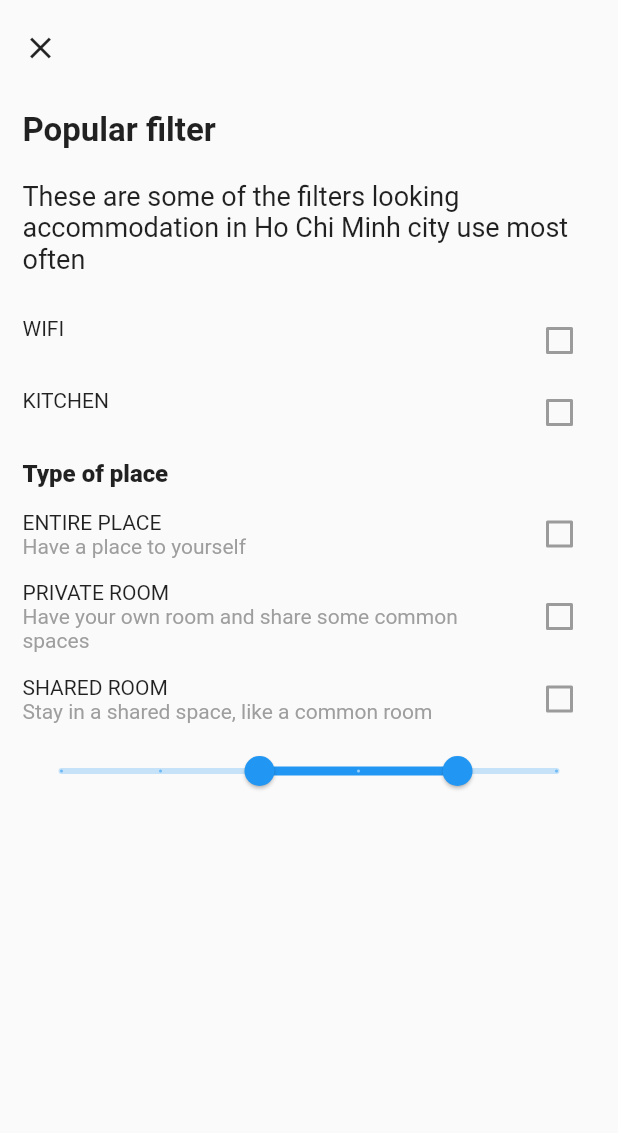
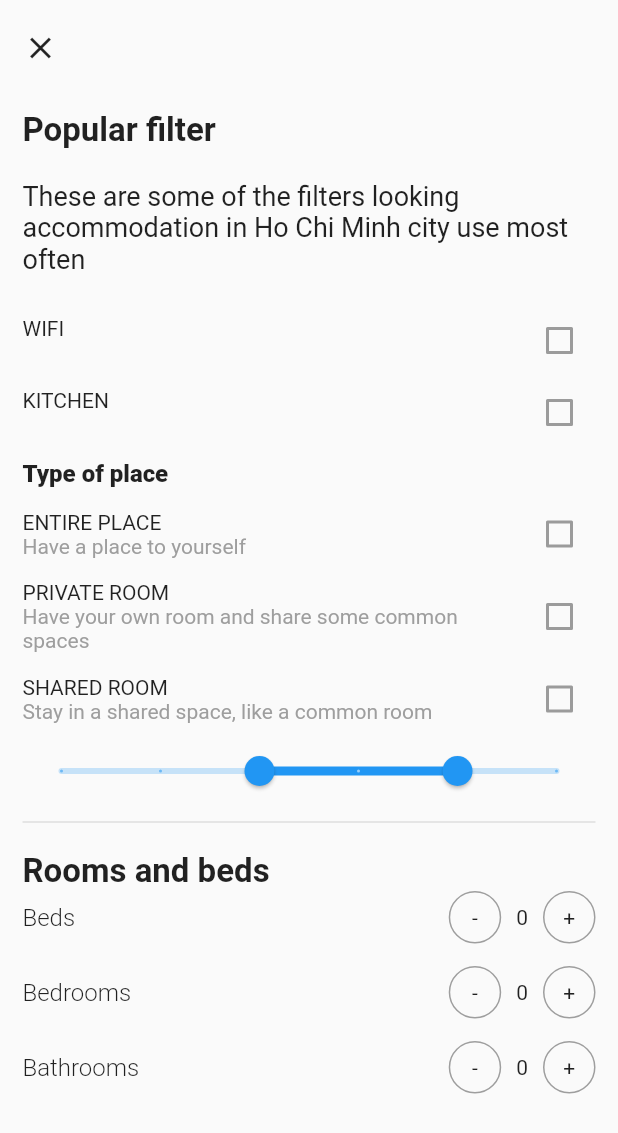
Before and after one commit to duykhanh0409/Graduation_project_book_app, a Flutter app: the SearchScreen screen opened directly, after a tap on "Ho chi minh", after a tap on the "tune" icon, on a phone screen of 412 x 824 dp. Shown: the top 1133 px of the screen. Run offline on Flutter 3.47's test engine with Material 2 defaults, Android fonts, the phone set to English and light mode, and no system bars; our stand-ins replace google_maps_flutter.

Commit message:
init google map api

```diff
--- a/lib/main.dart
+++ b/lib/main.dart
@@ -1,5 +1,9 @@
+import 'dart:async';
+
 import 'package:flutter/material.dart';
+import 'package:google_maps_flutter/google_maps_flutter.dart';
 import 'package:graduation_project_book_app/screens/navigation_screen.dart';
+import 'package:graduation_project_book_app/screens/search/search_screen.dart';
 import 'package:graduation_project_book_app/screens/signIn/signin.dart';
 
 void main() {
--- a/lib/screens/fliter/fliter_screen.dart
+++ b/lib/screens/fliter/fliter_screen.dart
@@ -95,10 +95,79 @@ class _FliterScreenState extends State<FliterScreen> {
                       });
                     },
                   ),
+                  Divider(
+                    thickness: 1,
+                    color: Colors.grey.withOpacity(0.3),
+                    height: 20,
+                  ),
+                  SizedBox(
+                    height: 10,
+                  ),
+                  Text('Rooms and beds',
+                      style:
+                          TextStyle(fontSize: 22, fontWeight: FontWeight.bold)),
+                  FliterFacility(
+                    title: 'Beds',
+                  ),
+                  SizedBox(
+                    height: 15,
+                  ),
+                  FliterFacility(
+                    title: 'Bedrooms',
+                  ),
+                  SizedBox(
+                    height: 15,
+                  ),
+                  FliterFacility(
+                    title: 'Bathrooms',
+                  )
                 ],
               ),
             ),
           )),
+    );
+  }
+}
+
+class FliterFacility extends StatelessWidget {
+  final String title;
+  const FliterFacility({
+    Key key,
+    this.title,
+  }) : super(key: key);
+
+  @override
+  Widget build(BuildContext context) {
+    return Row(
+      mainAxisAlignment: MainAxisAlignment.spaceBetween,
+      children: [
+        Text(title,style: TextStyle(fontSize: 16,fontWeight: FontWeight.w300),),
+        Row(
+          children: [
+            Container(
+              height: 35,
+              width: 35,
+              margin: EdgeInsets.only(right: 10),
+              alignment: Alignment.center,
+              decoration: BoxDecoration(
+                  shape: BoxShape.circle,
+                  border: Border.all(color: Colors.grey)),
+              child: Text('-'),
+            ),
+            Text('0'),
+            Container(
+              height: 35,
+              width: 35,
+              margin: EdgeInsets.only(left: 10),
+              alignment: Alignment.center,
+              decoration: BoxDecoration(
+                  shape: BoxShape.circle,
+                  border: Border.all(color: Colors.grey)),
+              child: Text('+'),
+            ),
+          ],
+        )
+      ],
     );
   }
 }
--- a/lib/screens/search/search_screen.dart
+++ b/lib/screens/search/search_screen.dart
@@ -2,6 +2,7 @@ import 'package:flutter/cupertino.dart';
 import 'package:flutter/material.dart';
 import 'package:graduation_project_book_app/screens/fliter/fliter_screen.dart';
 import 'package:graduation_project_book_app/screens/search/item_card.dart';
+import 'package:graduation_project_book_app/widgets/google_map.dart';
 
 class SearchScreen extends StatefulWidget {
   @override
@@ -20,15 +21,13 @@ class _SearchScreenState extends State<SearchScreen> {
           body: SingleChildScrollView(
             child: Stack(
               children: [
-                Container(
+                GestureDetector(
+                  child: Container(
                       height: MediaQuery.of(context).size.height,
                       width: MediaQuery.of(context).size.width,
                       color: Colors.blue,
-                    child: FlatButton(
-                        onPressed: () {
-                          print('khanh');
-                        },
-                        child: Text('map'))),
+                      child: MapScreen()),
+                ),
                 Container(
                   height: MediaQuery.of(context).size.height,
                   width: MediaQuery.of(context).size.width,
--- /dev/null
+++ b/lib/widgets/google_map.dart
@@ -0,0 +1,33 @@
+import 'package:flutter/cupertino.dart';
+import 'package:flutter/material.dart';
+import 'package:google_maps_flutter/google_maps_flutter.dart';
+
+class MapScreen extends StatefulWidget {
+  MapScreen({Key key}) : super(key: key);
+
+  @override
+  _MapScreenState createState() => _MapScreenState();
+}
+
+class _MapScreenState extends State<MapScreen> {
+  static const _cameraPosition =
+      CameraPosition(target: LatLng(10.8231, 106.6297), zoom: 1.15);
+  GoogleMapController _googleMapController;
+  @override
+  void dispose() {
+    _googleMapController.dispose();
+    super.dispose();
+  }
+
+  @override
+  Widget build(BuildContext context) {
+    return Scaffold(
+      body: GoogleMap(
+        myLocationButtonEnabled: true,
+        zoomControlsEnabled: true,
+        initialCameraPosition: _cameraPosition,
+        onMapCreated: (controler) => _googleMapController = controler,
+      ),
+    );
+  }
+}
--- a/pubspec.yaml
+++ b/pubspec.yaml
@@ -29,7 +29,8 @@ dependencies:
   cupertino_icons: ^1.0.2
   carousel_slider: ^3.0.0
   simple_animations: ^3.1.1
-
+  google_maps_flutter: ^2.0.3
+  flutter_polyline_points: ^1.0.0
 
 dev_dependencies:
   flutter_test:
```
Also changed, not shown: pubspec.lock, 1 other file. Lines whose indentation alone changed are shown as unchanged.
